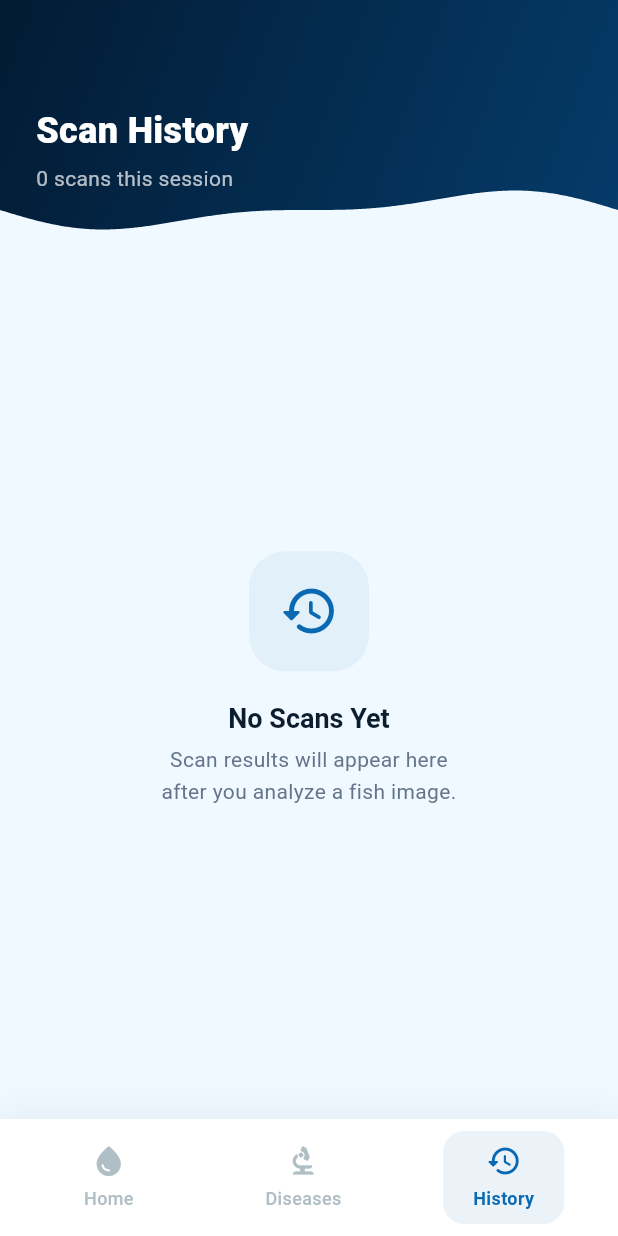
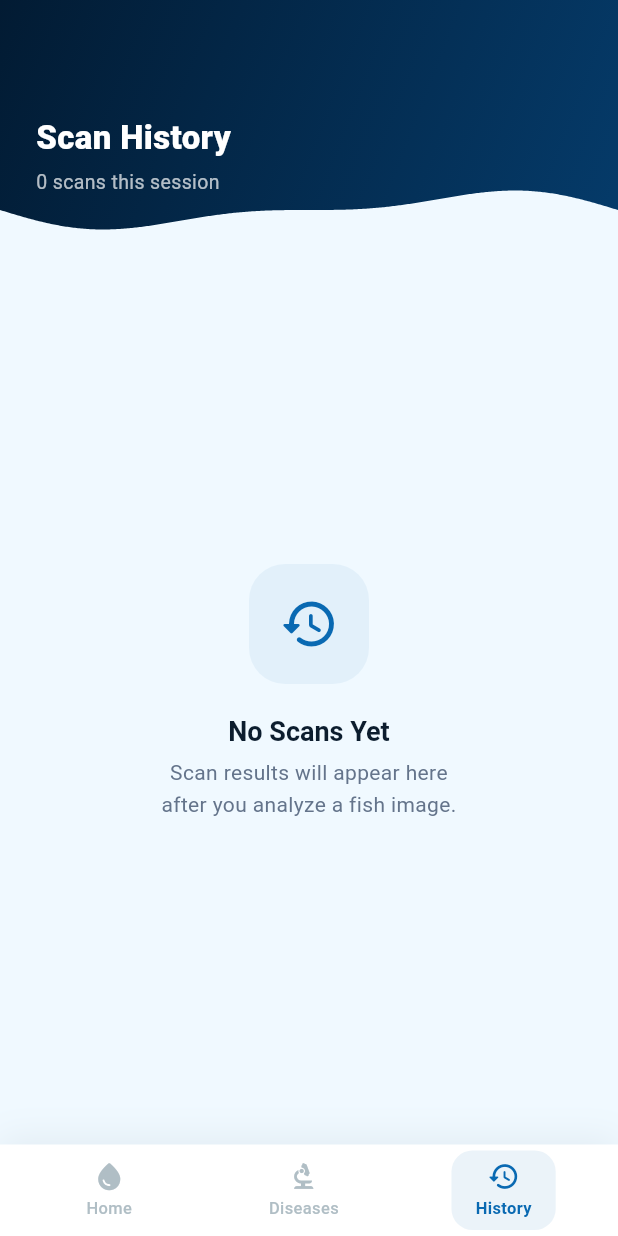
Before and after one commit to ATU-TechAI-Research-Hub/Fish_Disease_Detection-Flutter, a Flutter app: the screen it shows after launch, item 3 of the bottom bar chosen, on a phone screen of 412 x 824 dp. Run offline on Flutter 3.47's test engine with Material 3 defaults, Android fonts, the phone set to English and light mode, and no system bars; our stand-ins replace image_picker, permission_handler.

Commit message:
Fix scan history, overflow errors, and setState warnings
Made-with: Cursor

```diff
--- a/lib/screens/app_shell.dart
+++ b/lib/screens/app_shell.dart
@@ -41,7 +41,7 @@ class _AppShellState extends State<AppShell> {
         ),
         child: SafeArea(
           child: Padding(
-            padding: const EdgeInsets.symmetric(horizontal: 12, vertical: 8),
+            padding: const EdgeInsets.symmetric(horizontal: 12, vertical: 4),
             child: Row(
               mainAxisAlignment: MainAxisAlignment.spaceAround,
               children: [
@@ -94,7 +94,7 @@ class _NavItem extends StatelessWidget {
       behavior: HitTestBehavior.opaque,
       child: AnimatedContainer(
         duration: const Duration(milliseconds: 200),
-        padding: const EdgeInsets.symmetric(horizontal: 20, vertical: 8),
+        padding: const EdgeInsets.symmetric(horizontal: 16, vertical: 6),
         decoration: BoxDecoration(
           color: isSelected
               ? AppColors.seaBlue.withValues(alpha: 0.08)
@@ -104,12 +104,12 @@ class _NavItem extends StatelessWidget {
         child: Column(
           mainAxisSize: MainAxisSize.min,
           children: [
-            Icon(icon, color: color, size: 24),
-            const SizedBox(height: 4),
+            Icon(icon, color: color, size: 22),
+            const SizedBox(height: 2),
             Text(
               label,
               style: TextStyle(
-                fontSize: 12,
+                fontSize: 11,
                 fontWeight: isSelected ? FontWeight.w700 : FontWeight.w500,
                 color: color,
               ),
--- a/lib/screens/result_screen.dart
+++ b/lib/screens/result_screen.dart
@@ -61,7 +61,9 @@ class _ResultScreenState extends State<ResultScreen>
 
   void _retryPrediction() {
     _fadeController.reset();
-    setState(() => _predictionFuture = _predict());
+    setState(() {
+      _predictionFuture = _predict();
+    });
   }
 
   @override
--- a/lib/screens/scan_history_screen.dart
+++ b/lib/screens/scan_history_screen.dart
@@ -16,6 +16,22 @@ class ScanHistoryScreen extends StatefulWidget {
 
 class _ScanHistoryScreenState extends State<ScanHistoryScreen> {
   @override
+  void initState() {
+    super.initState();
+    ScanHistoryService.instance.addListener(_onHistoryChanged);
+  }
+
+  @override
+  void dispose() {
+    ScanHistoryService.instance.removeListener(_onHistoryChanged);
+    super.dispose();
+  }
+
+  void _onHistoryChanged() {
+    if (mounted) setState(() {});
+  }
+
+  @override
   Widget build(BuildContext context) {
     final entries = ScanHistoryService.instance.entries;
 
@@ -29,17 +45,17 @@ class _ScanHistoryScreenState extends State<ScanHistoryScreen> {
             child: SafeArea(
               bottom: false,
               child: Padding(
-                padding: const EdgeInsets.fromLTRB(24, 12, 24, 30),
+                padding: const EdgeInsets.fromLTRB(24, 8, 24, 28),
                 child: Column(
                   crossAxisAlignment: CrossAxisAlignment.start,
-                  mainAxisAlignment: MainAxisAlignment.end,
                   children: [
+                    const Spacer(),
                     Row(
                       children: [
                         const Text(
                           'Scan History',
                           style: TextStyle(
-                            fontSize: 24,
+                            fontSize: 22,
                             fontWeight: FontWeight.w800,
                             color: Colors.white,
                           ),
@@ -59,13 +75,15 @@ class _ScanHistoryScreenState extends State<ScanHistoryScreen> {
                                 mainAxisSize: MainAxisSize.min,
                                 children: [
                                   Icon(Icons.delete_sweep_rounded,
-                                      color: Colors.white.withValues(alpha: 0.8),
+                                      color:
+                                          Colors.white.withValues(alpha: 0.8),
                                       size: 16),
                                   const SizedBox(width: 4),
                                   Text(
                                     'Clear',
                                     style: TextStyle(
-                                      color: Colors.white.withValues(alpha: 0.8),
+                                      color:
+                                          Colors.white.withValues(alpha: 0.8),
                                       fontSize: 13,
                                       fontWeight: FontWeight.w600,
                                     ),
@@ -80,7 +98,7 @@ class _ScanHistoryScreenState extends State<ScanHistoryScreen> {
                     Text(
                       '${entries.length} scan${entries.length == 1 ? '' : 's'} this session',
                       style: TextStyle(
-                        fontSize: 14,
+                        fontSize: 13,
                         color: Colors.white.withValues(alpha: 0.7),
                       ),
                     ),
@@ -96,7 +114,8 @@ class _ScanHistoryScreenState extends State<ScanHistoryScreen> {
                     padding: const EdgeInsets.fromLTRB(20, 12, 20, 24),
                     itemCount: entries.length,
                     separatorBuilder: (_, __) => const SizedBox(height: 10),
-                    itemBuilder: (context, i) => _buildTile(context, entries[i]),
+                    itemBuilder: (context, i) =>
+                        _buildTile(context, entries[i]),
                   ),
           ),
         ],
@@ -124,9 +143,8 @@ class _ScanHistoryScreenState extends State<ScanHistoryScreen> {
         ],
       ),
     );
-    if (confirmed == true && mounted) {
+    if (confirmed == true) {
       ScanHistoryService.instance.clear();
-      setState(() {});
     }
   }
 
@@ -167,8 +185,8 @@ class _ScanHistoryScreenState extends State<ScanHistoryScreen> {
     final dotColor = isHealthy ? AppColors.emerald : AppColors.coral;
 
     return GestureDetector(
-      onTap: () async {
-        await Navigator.of(context).push(
+      onTap: () {
+        Navigator.of(context).push(
           MaterialPageRoute<void>(
             builder: (_) => ResultScreen(
               imagePath: entry.imagePath,
@@ -176,7 +194,6 @@ class _ScanHistoryScreenState extends State<ScanHistoryScreen> {
             ),
           ),
         );
-        if (mounted) setState(() {});
       },
       child: Container(
         padding: const EdgeInsets.all(12),
--- a/lib/services/scan_history_service.dart
+++ b/lib/services/scan_history_service.dart
@@ -1,3 +1,5 @@
+import 'package:flutter/foundation.dart';
+
 import '../models/prediction_result_model.dart';
 
 class ScanEntry {
@@ -12,7 +14,7 @@ class ScanEntry {
   final DateTime timestamp;
 }
 
-class ScanHistoryService {
+class ScanHistoryService extends ChangeNotifier {
   ScanHistoryService._();
   static final ScanHistoryService instance = ScanHistoryService._();
 
@@ -30,7 +32,11 @@ class ScanHistoryService {
         timestamp: DateTime.now(),
       ),
     );
+    notifyListeners();
   }
 
-  void clear() => _entries.clear();
+  void clear() {
+    _entries.clear();
+    notifyListeners();
+  }
 }
--- a/pubspec.yaml
+++ b/pubspec.yaml
@@ -14,6 +14,7 @@ dependencies:
   http: ^1.6.0
   image_picker: ^1.1.2
   permission_handler: ^12.0.1
+  http_parser: ^4.1.2
 
 dev_dependencies:
   flutter_test:
```
Also changed, not shown: lib/screens/disease_library_screen.dart (+9 -6 lines), lib/screens/home_screen.dart (+14 -36 lines), lib/services/api_prediction_service.dart (+16 -1 lines), pubspec.lock, 1 other file.
